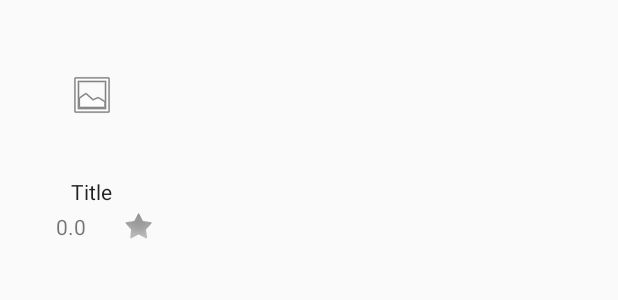
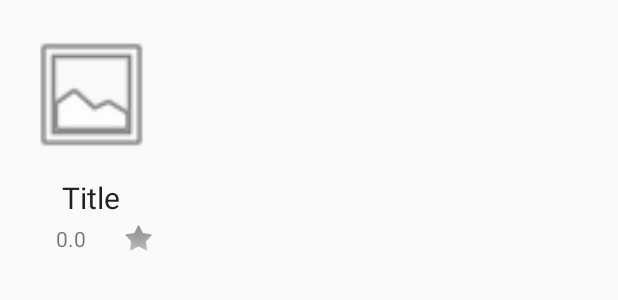
Before and after one commit to Fingo-team/fingo-android, an Android app: the layout item_wish_watched_movie.xml on its own in the app's theme, with its tools: preview values and no code run, on a phone screen of 412 x 824 dp. Shown: the top 300 px of the screen. Run offline under Robolectric (Android 15) with nearby library versions, the phone set to English and light mode, and no system bars.

Commit message:
Change user movie item layout
- 기존의 '봤어요' 아이템 레이아웃 삭제
- '봤어요', '보고싶어요' 아이템 레이아웃 통합

```diff
--- a/Fingo/app/src/main/res/layout/item_wish_movie.xml
+++ b/Fingo/app/src/main/res/layout/item_wish_watched_movie.xml
@@ -1,8 +1,8 @@
 <?xml version="1.0" encoding="utf-8"?>
 <LinearLayout xmlns:android="http://schemas.android.com/apk/res/android"
+    xmlns:app="http://schemas.android.com/apk/res-auto"
     android:layout_width="match_parent"
-    android:layout_height="match_parent"
-    xmlns:app="http://schemas.android.com/apk/res-auto">
+    android:layout_height="match_parent">
 
     <LinearLayout
         android:orientation="vertical"
@@ -12,12 +12,11 @@
         android:layout_marginLeft="16dp"
         android:layout_marginRight="16dp">
 
-        <ImageButton
+        <ImageView
             android:layout_width="90dp"
             android:layout_height="110dp"
             app:srcCompat="@android:drawable/ic_menu_gallery"
-            android:id="@+id/button_movie_poster"
-            style="@style/Widget.AppCompat.Button.Borderless" />
+            android:id="@+id/image_movie_poster" />
 
         <TextView
             android:text="Title"
@@ -25,7 +24,8 @@
             android:layout_height="wrap_content"
             android:id="@+id/textView_movie_title"
             android:textAppearance="@style/TextAppearance.AppCompat"
-            android:textAlignment="center" />
+            android:textAlignment="center"
+            android:textSize="20sp" />
 
         <LinearLayout
             android:orientation="horizontal"
@@ -37,7 +37,7 @@
                 android:text="0.0"
                 android:layout_width="wrap_content"
                 android:layout_height="wrap_content"
-                android:id="@+id/textView_rating"
+                android:id="@+id/textView_movie_rating"
                 android:layout_weight="1"
                 android:textAlignment="center"
                 android:gravity="center" />
@@ -50,5 +50,4 @@
                 android:scaleType="center" />
         </LinearLayout>
     </LinearLayout>
-
 </LinearLayout>
```
